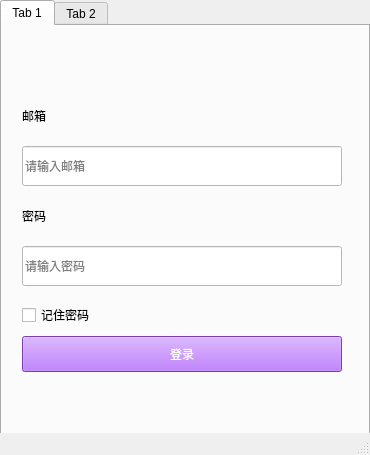
Qt form mainwindow.ui (L7L7L/SE03UI) before a commit.
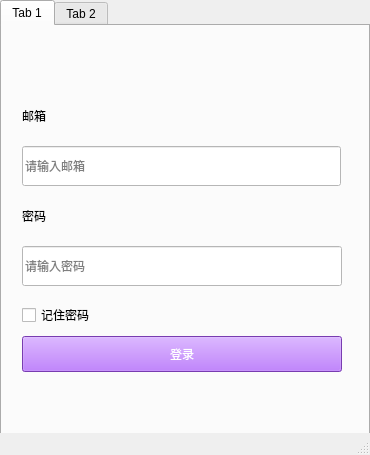
The same form after that commit. Icons and pictures are not drawn.

```diff
--- a/mainwindow.ui
+++ b/mainwindow.ui
@@ -26,7 +26,25 @@
       <height>455</height>
      </rect>
     </property>
-    <widget class="QWidget" name="tab">
+    <property name="tabShape">
+     <enum>QTabWidget::Rounded</enum>
+    </property>
+    <property name="currentIndex">
+     <number>0</number>
+    </property>
+    <property name="elideMode">
+     <enum>Qt::ElideNone</enum>
+    </property>
+    <property name="usesScrollButtons">
+     <bool>false</bool>
+    </property>
+    <property name="tabsClosable">
+     <bool>false</bool>
+    </property>
+    <property name="tabBarAutoHide">
+     <bool>false</bool>
+    </property>
+    <widget class="QWidget" name="login">
      <attribute name="title">
       <string>Tab 1</string>
      </attribute>
@@ -43,25 +61,6 @@
        <string>密码</string>
       </property>
      </widget>
-     <widget class="QLineEdit" name="lineEdit">
-      <property name="geometry">
-       <rect>
-        <x>20</x>
-        <y>120</y>
-        <width>320</width>
-        <height>40</height>
-       </rect>
-      </property>
-      <property name="styleSheet">
-       <string notr="true">background-color:rgb(255, 255, 255)</string>
-      </property>
-      <property name="text">
-       <string/>
-      </property>
-      <property name="placeholderText">
-       <string>请输入邮箱</string>
-      </property>
-     </widget>
      <widget class="QPushButton" name="pushButton">
       <property name="geometry">
        <rect>
@@ -148,6 +147,31 @@
        <bool>false</bool>
       </property>
      </widget>
+     <widget class="QLineEdit" name="lineEdit">
+      <property name="geometry">
+       <rect>
+        <x>20</x>
+        <y>120</y>
+        <width>319</width>
+        <height>40</height>
+       </rect>
+      </property>
+      <property name="minimumSize">
+       <size>
+        <width>250</width>
+        <height>40</height>
+       </size>
+      </property>
+      <property name="styleSheet">
+       <string notr="true">background-color:rgb(255, 255, 255)</string>
+      </property>
+      <property name="text">
+       <string/>
+      </property>
+      <property name="placeholderText">
+       <string>请输入邮箱</string>
+      </property>
+     </widget>
     </widget>
     <widget class="QWidget" name="tab_2">
      <attribute name="title">
```
Left out of the diff: 2 changed lines with no effect on the pictures.
